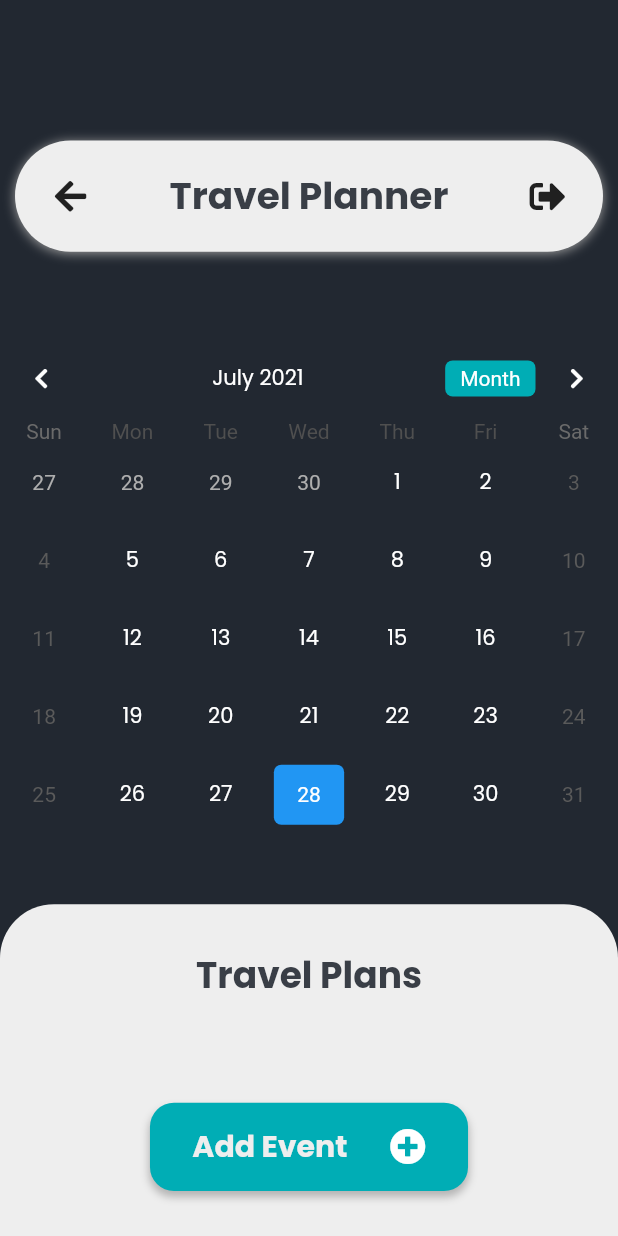
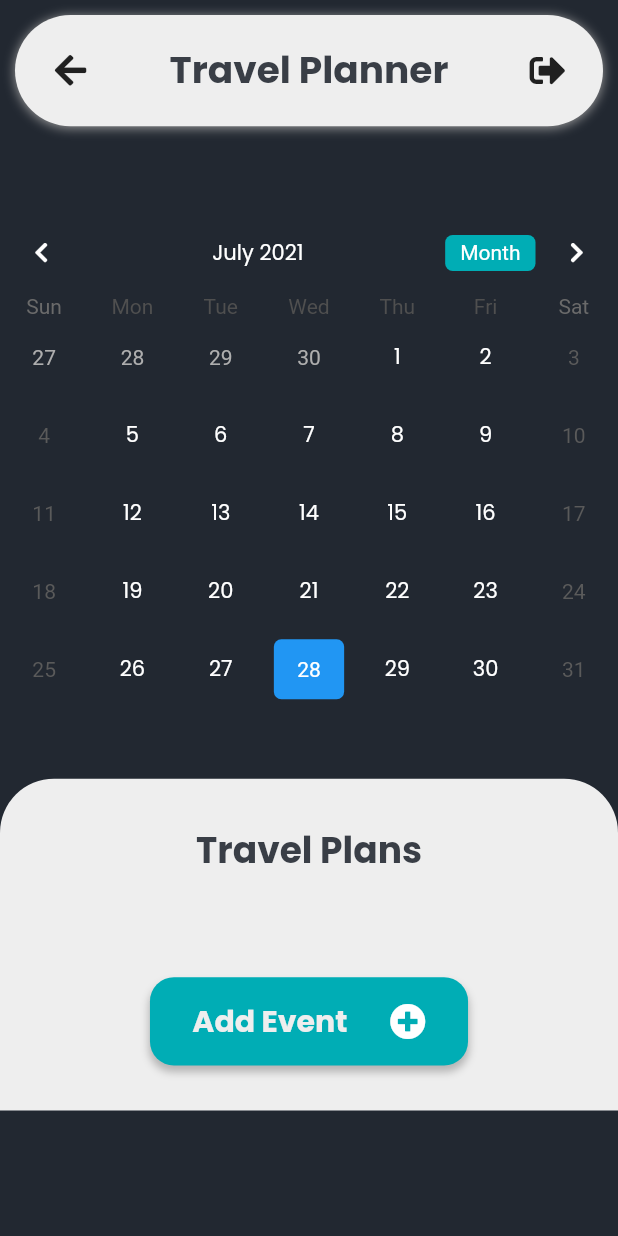
Before and after one commit to elecTRON-Fellowship/Sian-MLH, a Flutter app: the HomeScreen screen opened by its route, after a tap on an icon or button, on a phone screen of 412 x 824 dp. Run offline on Flutter 3.47's test engine with Material 2 defaults, Android fonts, the phone set to English and light mode, and no system bars; drawn by our look-alikes of table_calendar; our stand-ins replace camera, cloud_firestore, firebase_auth, firebase_core, flutter_svg, font_awesome_flutter and 5 more; missing offline and left inert: firebase_auth_web, firebase_core_web, firebase_storage_web, google_sign_in_web; accounts and stored records are empty.

Commit message:
Fix calendar overflow

```diff
--- a/lib/main.dart
+++ b/lib/main.dart
@@ -33,7 +33,7 @@ class TravelScape extends StatelessWidget {
   Widget build(BuildContext context) {
     return MaterialApp(
       debugShowCheckedModeBanner: false,
-      initialRoute: '/splash',
+      initialRoute: '/calendar',
       routes: {
         "/": (context) => CreateAccountScreen(),
         "/splash": (context) => SplashScreen(),
--- a/lib/screens/calendar.dart
+++ b/lib/screens/calendar.dart
@@ -1,9 +1,7 @@
 import 'package:font_awesome_flutter/font_awesome_flutter.dart';
 import 'package:google_fonts/google_fonts.dart';
-import 'package:travelscape/widgets/custom_app_bar.dart';
 import 'package:travelscape/widgets/model/event.dart';
 import 'package:flutter/material.dart';
-import 'package:travelscape/widgets/reward_point.dart';
 import 'package:table_calendar/table_calendar.dart';
 
 class CalendarScreen extends StatefulWidget {
@@ -44,7 +42,9 @@ class _CalendarState extends State<CalendarScreen> {
     return Scaffold(
       backgroundColor: Color(0xff222831),
       body: SafeArea(
-        child: Column(
+        child: ListView(
+          children: [
+            Column(
               mainAxisAlignment: MainAxisAlignment.end,
               children: [
                 Container(
@@ -130,7 +130,8 @@ class _CalendarState extends State<CalendarScreen> {
                         color: Colors.white,
                         shape: BoxShape.circle,
                       ),
-                  defaultTextStyle: GoogleFonts.poppins(color: Colors.white),
+                      defaultTextStyle:
+                          GoogleFonts.poppins(color: Colors.white),
                       holidayTextStyle: GoogleFonts.poppins(color: Colors.red),
                       isTodayHighlighted: true,
                       selectedDecoration: BoxDecoration(
@@ -263,11 +264,13 @@ class _CalendarState extends State<CalendarScreen> {
                                           if (selectedEvents?[selectedDay] !=
                                               null) {
                                             selectedEvents?[selectedDay]!.add(
-                                          Event(title: _eventController.text),
+                                              Event(
+                                                  title: _eventController.text),
                                             );
                                           } else {
                                             selectedEvents?[selectedDay] = [
-                                          Event(title: _eventController.text)
+                                              Event(
+                                                  title: _eventController.text)
                                             ];
                                           }
                                         }
@@ -281,7 +284,8 @@ class _CalendarState extends State<CalendarScreen> {
                                 ),
                               ),
                               child: Row(
-                            mainAxisAlignment: MainAxisAlignment.spaceEvenly,
+                                mainAxisAlignment:
+                                    MainAxisAlignment.spaceEvenly,
                                 children: [
                                   Text(
                                     "Add Event",
@@ -314,6 +318,8 @@ class _CalendarState extends State<CalendarScreen> {
                 )
               ],
             ),
+          ],
+        ),
       ),
     );
   }
--- a/lib/screens/camera_preview_screen.dart
+++ b/lib/screens/camera_preview_screen.dart
@@ -49,7 +49,7 @@ class _CameraPreviewScreenState extends State<CameraPreviewScreen> {
             },
           );
           Share.shareFiles([widget.imgPath],
-              text: "Shared via Sian, your favourite tourism app! #Sian");
+              text: "Shared via TravelScape, your favourite tourism app! #TravelScape");
         },
         child: Icon(
           Icons.share,
```
Also changed, not shown: 10 other files. Lines whose indentation alone changed are shown as unchanged.
